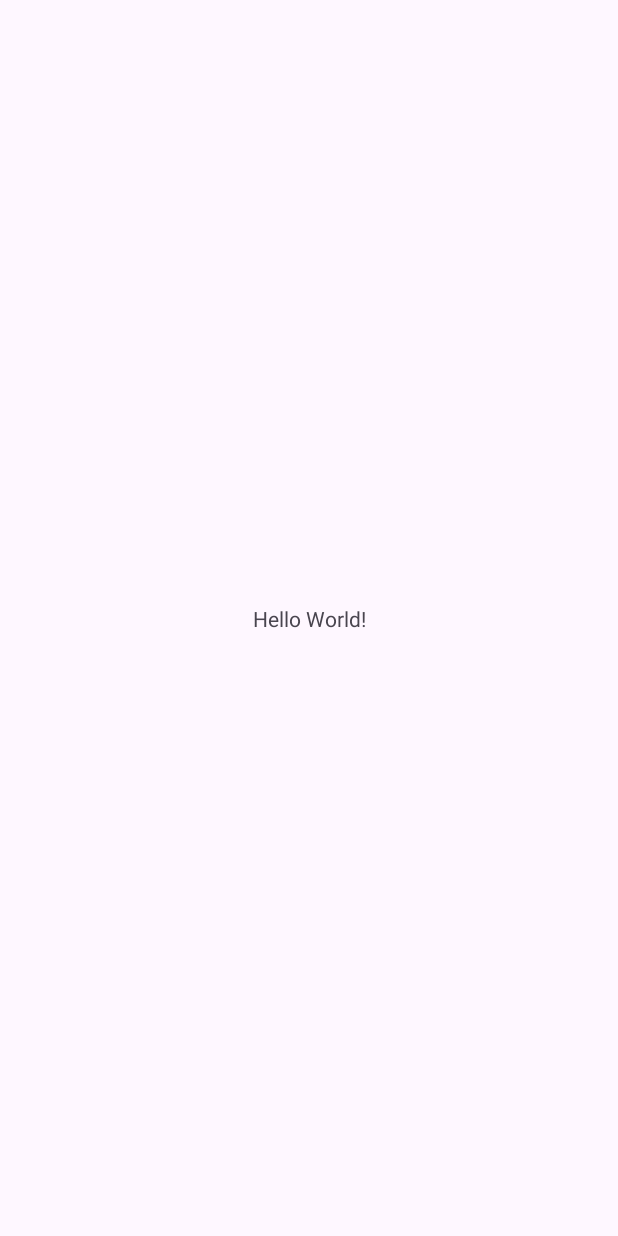
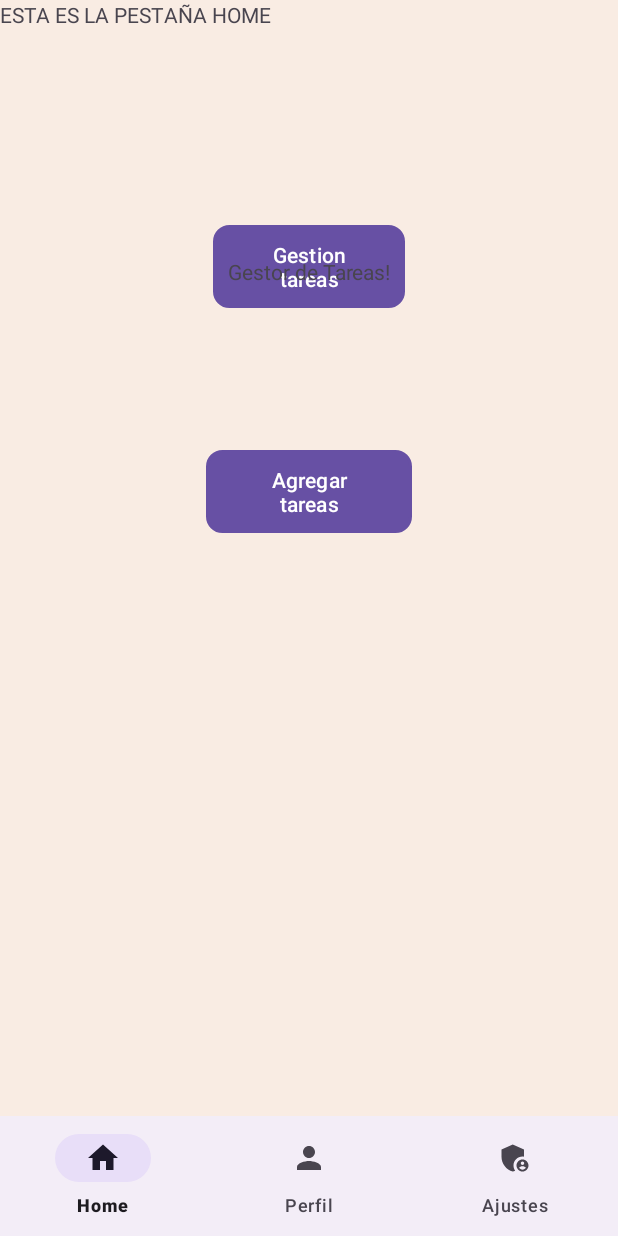
Before and after one commit to ElpochokloZ/ProyectoAPK, an Android app: the MainActivity screen opened directly, with no data from a screen before it, on a phone screen of 412 x 824 dp. Before the commit the screen is almost empty. Run offline under Robolectric (Android 15) with nearby library versions, the light colour scheme and no system bars; our stand-ins replace Firebase (no records; nobody signed in at launch, a user with empty details on screens opened directly).

Commit message:
Seguna Carga del Proyecto APK

```diff
--- a/app/build.gradle.kts
+++ b/app/build.gradle.kts
@@ -47,6 +47,7 @@ dependencies {
     implementation(platform("com.google.firebase:firebase-bom:33.6.0"))
     implementation("com.google.firebase:firebase-analytics:22.1.2")
 
+    //Implementacion ViewModel o lifecycle'ss
     implementation ("androidx.lifecycle:lifecycle-viewmodel-ktx:2.6.1")
     implementation ("androidx.lifecycle:lifecycle-livedata-ktx:2.6.1")
     implementation ("com.google.android.material:material:1.9.0")
--- /dev/null
+++ b/app/src/main/java/com/example/apk/View/Home.kt
@@ -0,0 +1,32 @@
+package com.example.apk.View
+
+import android.os.Bundle
+import android.view.LayoutInflater
+import android.view.View
+import android.view.ViewGroup
+import androidx.fragment.app.Fragment
+import com.example.apk.R
+
+/**
+ * A simple [Fragment] subclass.
+ * Use the [Home.newInstance] factory method to
+ * create an instance of this fragment.
+ */
+class Home : Fragment() {
+
+
+    override fun onCreate(savedInstanceState: Bundle?) {
+        super.onCreate(savedInstanceState)
+
+    }
+
+    // FUNCIONALIDAD DE LA ACT HOME Y VISTA DEL XML
+    override fun onCreateView(
+        inflater: LayoutInflater, container: ViewGroup?,
+        savedInstanceState: Bundle?
+    ): View? {
+        // Inflate the layout for this fragment
+        return inflater.inflate(R.layout.fragment_home, container, false)
+    }
+
+}
--- a/app/src/main/java/com/example/apk/View/MainActivity.kt
+++ b/app/src/main/java/com/example/apk/View/MainActivity.kt
@@ -2,14 +2,41 @@ package com.example.apk.View
 
 import androidx.appcompat.app.AppCompatActivity
 import android.os.Bundle
+import androidx.fragment.app.Fragment
 import com.example.apk.R
 import com.example.apk.databinding.ActivityMainBinding
 import com.google.firebase.auth.FirebaseAuth
 
 class MainActivity : AppCompatActivity(){
 
+    private lateinit var binding: ActivityMainBinding
+
     override fun onCreate(savedInstanceState: Bundle?) {
         super.onCreate(savedInstanceState)
-        setContentView(R.layout.activity_main)
+        binding = ActivityMainBinding.inflate(layoutInflater)
+        setContentView(binding.root)
+        replaceFragment(Home())
+
+        binding.botNavigationView.setOnItemSelectedListener{
+            when(it.itemId){
+                R.id.home -> replaceFragment(Home())
+                R.id.perfil -> replaceFragment(Perfil())
+                R.id.ajustes -> replaceFragment(Ajustes())
+
+                else ->{
+
+
+                }
+            }
+            true
+        }
+    }
+
+    private fun replaceFragment(fragment: Fragment){
+        val fragmentManager = supportFragmentManager
+        val fragmentTransaction =fragmentManager.beginTransaction()
+
+        fragmentTransaction.replace(R.id.frameLayout,fragment)
+        fragmentTransaction.commit()
     }
 }
--- a/app/src/main/java/com/example/apk/View/RegActivity.kt
+++ b/app/src/main/java/com/example/apk/View/RegActivity.kt
@@ -65,5 +65,5 @@ class RegActivity : AppCompatActivity() {
         viewModel.fieldErrors.observe(this) { errorMessage ->
             Toast.makeText(this, errorMessage, Toast.LENGTH_SHORT).show()
         }
-    }
+       }
 }
--- /dev/null
+++ b/app/src/main/res/drawable/baseline_admin_panel_settings_24.xml
@@ -0,0 +1,7 @@
+<vector xmlns:android="http://schemas.android.com/apk/res/android" android:height="24dp" android:tint="#000000" android:viewportHeight="24" android:viewportWidth="24" android:width="24dp">
+
+    <path android:fillColor="@android:color/white" android:pathData="M17,11c0.34,0 0.67,0.04 1,0.09V6.27L10.5,3L3,6.27v4.91c0,4.54 3.2,8.79 7.5,9.82c0.55,-0.13 1.08,-0.32 1.6,-0.55C11.41,19.47 11,18.28 11,17C11,13.69 13.69,11 17,11z"/>
+
+    <path android:fillColor="@android:color/white" android:pathData="M17,13c-2.21,0 -4,1.79 -4,4c0,2.21 1.79,4 4,4s4,-1.79 4,-4C21,14.79 19.21,13 17,13zM17,14.38c0.62,0 1.12,0.51 1.12,1.12s-0.51,1.12 -1.12,1.12s-1.12,-0.51 -1.12,-1.12S16.38,14.38 17,14.38zM17,19.75c-0.93,0 -1.74,-0.46 -2.24,-1.17c0.05,-0.72 1.51,-1.08 2.24,-1.08s2.19,0.36 2.24,1.08C18.74,19.29 17.93,19.75 17,19.75z"/>
+
+</vector>
--- /dev/null
+++ b/app/src/main/res/drawable/baseline_home_24.xml
@@ -0,0 +1,5 @@
+<vector xmlns:android="http://schemas.android.com/apk/res/android" android:height="24dp" android:tint="#000000" android:viewportHeight="24" android:viewportWidth="24" android:width="24dp">
+
+    <path android:fillColor="@android:color/white" android:pathData="M10,20v-6h4v6h5v-8h3L12,3 2,12h3v8z"/>
+
+</vector>
--- /dev/null
+++ b/app/src/main/res/drawable/baseline_person_24.xml
@@ -0,0 +1,5 @@
+<vector xmlns:android="http://schemas.android.com/apk/res/android" android:height="24dp" android:tint="#000000" android:viewportHeight="24" android:viewportWidth="24" android:width="24dp">
+
+    <path android:fillColor="@android:color/white" android:pathData="M12,12c2.21,0 4,-1.79 4,-4s-1.79,-4 -4,-4 -4,1.79 -4,4 1.79,4 4,4zM12,14c-2.67,0 -8,1.34 -8,4v2h16v-2c0,-2.66 -5.33,-4 -8,-4z"/>
+
+</vector>
--- a/app/src/main/res/layout/activity_main.xml
+++ b/app/src/main/res/layout/activity_main.xml
@@ -1,19 +1,47 @@
 <?xml version="1.0" encoding="utf-8"?>
 <androidx.constraintlayout.widget.ConstraintLayout xmlns:android="http://schemas.android.com/apk/res/android"
+    xmlns:app="http://schemas.android.com/apk/res-auto"
+    xmlns:tools="http://schemas.android.com/tools"
     android:layout_width="match_parent"
-    xmlns:tools="http://schemas.android.com/tools"
-    xmlns:app="http://schemas.android.com/apk/res-auto"
     android:layout_height="match_parent"
-    tools:context=".View.MainActivity"
-   >
+    tools:context=".View.MainActivity">
+
+    <FrameLayout
+        android:id="@+id/frameLayout"
+        android:layout_width="0dp"
+        android:layout_height="0dp"
+        app:layout_constraintBottom_toTopOf="@+id/botNavigationView"
+        app:layout_constraintEnd_toEndOf="parent"
+        app:layout_constraintHorizontal_bias="1.0"
+        app:layout_constraintStart_toStartOf="parent"
+        app:layout_constraintTop_toTopOf="parent"
+        app:layout_constraintVertical_bias="0.0">
+
+    </FrameLayout>
 
     <TextView
+        android:id="@+id/textView"
         android:layout_width="wrap_content"
         android:layout_height="wrap_content"
-        android:text="Hello World!"
+        android:text="Gestor de Tareas!"
         app:layout_constraintBottom_toBottomOf="parent"
         app:layout_constraintLeft_toLeftOf="parent"
         app:layout_constraintRight_toRightOf="parent"
-        app:layout_constraintTop_toTopOf="parent" />
+        app:layout_constraintTop_toTopOf="parent"
+        app:layout_constraintVertical_bias="0.213" />
+
+    <com.google.android.material.bottomnavigation.BottomNavigationView
+        android:id="@+id/botNavigationView"
+        android:layout_width="0dp"
+        android:layout_height="wrap_content"
+        app:layout_constraintBottom_toBottomOf="parent"
+        app:layout_constraintEnd_toEndOf="parent"
+        app:layout_constraintHorizontal_bias="0.0"
+        app:layout_constraintStart_toStartOf="parent"
+        app:layout_constraintTop_toBottomOf="@+id/textView"
+        app:layout_constraintVertical_bias="1.0"
+        app:menu="@menu/bottom_nav">
+
+    </com.google.android.material.bottomnavigation.BottomNavigationView>
 
 </androidx.constraintlayout.widget.ConstraintLayout>
--- /dev/null
+++ b/app/src/main/res/layout/fragment_home.xml
@@ -0,0 +1,35 @@
+<?xml version="1.0" encoding="utf-8"?>
+<FrameLayout xmlns:android="http://schemas.android.com/apk/res/android"
+    xmlns:app="http://schemas.android.com/apk/res-auto"
+    xmlns:tools="http://schemas.android.com/tools"
+    android:layout_width="match_parent"
+    android:layout_height="match_parent"
+    android:background="#F9ECE3"
+    tools:context=".View.Home">
+
+    <!-- TODO: Update blank fragment layout -->
+
+    <TextView
+        android:layout_width="match_parent"
+        android:layout_height="match_parent"
+        android:text="ESTA ES LA PESTAÑA HOME" />
+
+    <Button
+        android:id="@+id/button"
+        android:layout_width="128dp"
+        android:layout_height="wrap_content"
+        android:layout_gravity="center_horizontal"
+        android:layout_marginTop="150dp"
+        android:text="Gestion tareas"
+        android:background="@drawable/fondotxt"/>
+
+    <Button
+        android:id="@+id/button2"
+        android:layout_width="137dp"
+        android:layout_height="wrap_content"
+        android:layout_gravity="center_horizontal"
+        android:layout_marginTop="300dp"
+        android:text="Agregar tareas"
+        android:background="@drawable/fondotxt"/>
+
+</FrameLayout>
--- /dev/null
+++ b/app/src/main/res/menu/bottom_nav.xml
@@ -0,0 +1,15 @@
+<?xml version="1.0" encoding="utf-8"?>
+<menu xmlns:android="http://schemas.android.com/apk/res/android">
+
+    <item android:title="Home"
+        android:id="@+id/home"
+        android:icon="@drawable/baseline_home_24"/>
+
+    <item android:title="Perfil"
+        android:id="@+id/perfil"
+        android:icon="@drawable/baseline_person_24"/>
+
+    <item android:title="Ajustes"
+        android:id="@+id/ajustes"
+        android:icon="@drawable/baseline_admin_panel_settings_24"/>
+</menu>
--- a/app/src/main/res/values/strings.xml
+++ b/app/src/main/res/values/strings.xml
@@ -1,3 +1,5 @@
 <resources>
     <string name="app_name">Apk</string>
+    <!-- TODO: Remove or change this placeholder text -->
+    <string name="hello_blank_fragment">Hello blank fragment</string>
 </resources>
```
Also changed, not shown: app/src/main/java/com/example/apk/View/Ajustes.kt (added, +30 -0 lines), app/src/main/java/com/example/apk/View/Perfil.kt (added, +53 -0 lines), app/src/main/res/layout/fragment_ajustes.xml (added, +15 -0 lines), app/src/main/res/layout/fragment_perfil.xml (added, +35 -0 lines).
